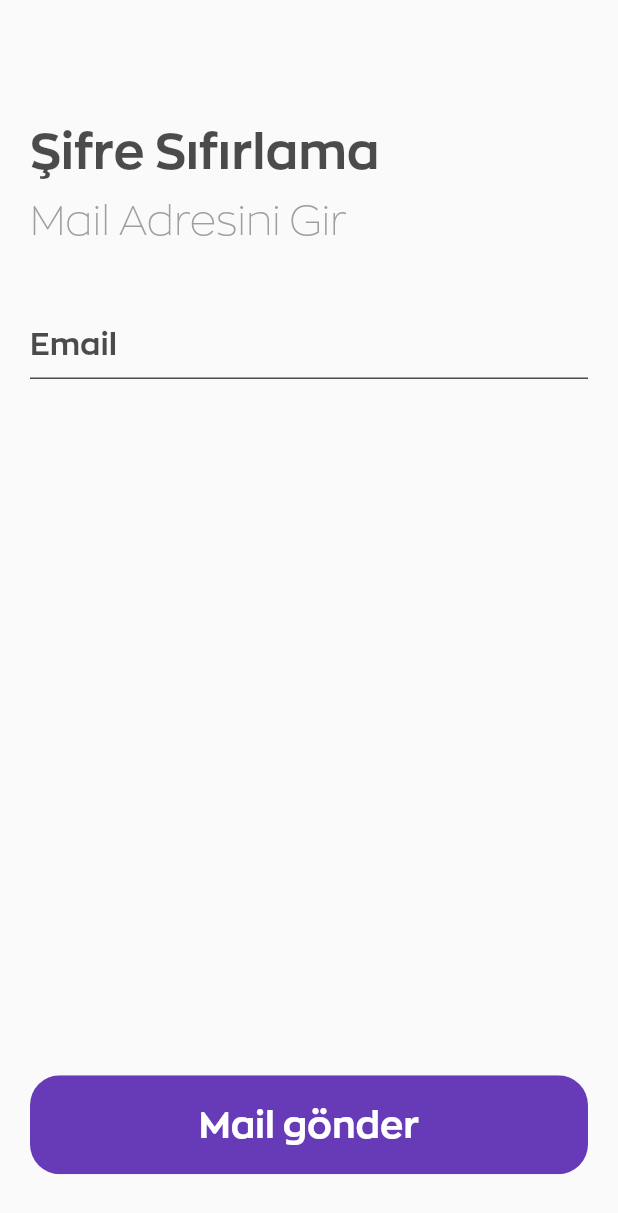
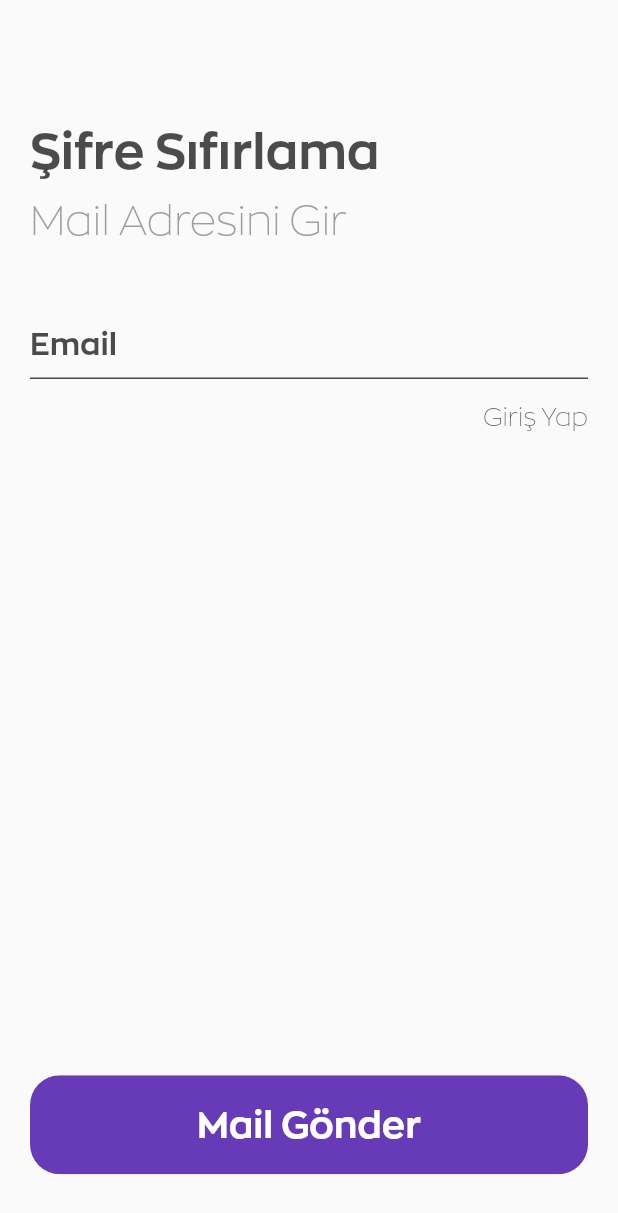
Before and after one commit to Sonderman/EventizerFlutterApp, a Flutter app: the screen it shows after launch, after a tap on "Şifremi Unuttum", on a phone screen of 412 x 824 dp. Shown: the top 1213 px of the screen. Run offline on Flutter 3.47's test engine with Material 2 defaults, Android fonts, the phone set to English and light mode, and no system bars; our stand-ins replace cloud_firestore, extended_image, fancy_bottom_navigation, firebase_auth, firebase_storage, flutter_spinkit and 6 more; missing offline and left inert: dash_chat, flutter_search_panel, image_editor; accounts and stored records are empty.

Commit message:
"CreateEventPage" seçilen tarih, butona yazıldı. "LoginPage" şifremi unuttum'dan sonra giriş yap butonu eklendi. "ProfilePage" rakamlar yukarı alındı.

```diff
--- a/lib/Navigation/LoginPage.dart
+++ b/lib/Navigation/LoginPage.dart
@@ -21,7 +21,8 @@ class _LoginPageState extends State<LoginPage> {
   String errorText;
   bool _loading = false;
   bool visiblePassword = true;
-  String sendPasswordMail = "Giriş";
+  bool showLogin = false;
+  String sendPasswordMailText = "Giriş";
 
   double heightSize(double value) {
     value /= 100;
@@ -111,6 +112,32 @@ class _LoginPageState extends State<LoginPage> {
             color: MyColors().loginGreyColor,
           ),
         ),
+        Visibility(
+          visible: showLogin,
+          child: Column(
+            children: <Widget>[
+              SizedBox(
+                height: heightSize(2),
+              ),
+              Align(
+                alignment: Alignment.centerRight,
+                child: GestureDetector(
+                  onTap: () {
+                    rememberPass();
+                  },
+                  child: Text(
+                    "Giriş Yap",
+                    style: TextStyle(
+                      fontFamily: "ZonaLight",
+                      fontSize: heightSize(2),
+                      color: MyColors().loginGreyColor,
+                    ),
+                  ),
+                ),
+              ),
+            ],
+          ),
+        ),
         SizedBox(
           height: heightSize(5),
         ),
@@ -152,12 +179,10 @@ class _LoginPageState extends State<LoginPage> {
                         ),
                         alignLabelWithHint: true,
                         enabledBorder: UnderlineInputBorder(
-                          borderSide:
-                              BorderSide(color: MyColors().loginGreyColor),
+                          borderSide: BorderSide(color: MyColors().loginGreyColor),
                         ),
                         focusedBorder: UnderlineInputBorder(
-                          borderSide:
-                              BorderSide(color: MyColors().loginGreyColor),
+                          borderSide: BorderSide(color: MyColors().loginGreyColor),
                         ),
                       ),
                       style: TextStyle(
@@ -172,9 +197,7 @@ class _LoginPageState extends State<LoginPage> {
                       width: widthSize(12),
                       height: heightSize(6),
                       child: FlatButton(
-                        child: Icon(showPassword
-                            ? Icons.visibility
-                            : Icons.visibility_off),
+                        child: Icon(showPassword ? Icons.visibility : Icons.visibility_off),
                         splashColor: Colors.transparent,
                         highlightColor: Colors.transparent,
                         onPressed: () {
@@ -237,7 +260,7 @@ class _LoginPageState extends State<LoginPage> {
           alignment: Alignment.center,
 
           child: Text(
-            sendPasswordMail,
+            sendPasswordMailText,
             style: TextStyle(
               fontFamily: "Zona",
               fontSize: heightSize(3),
@@ -276,9 +299,7 @@ class _LoginPageState extends State<LoginPage> {
                   ),
                 ),
               ] +
-              (_loading
-                  ? [PageComponents().loadingOverlay(context, Colors.white)]
-                  : [])),
+              (_loading ? [PageComponents().loadingOverlay(context, Colors.white)] : [])),
     );
   }
 
@@ -288,20 +309,11 @@ class _LoginPageState extends State<LoginPage> {
     userId = await auth.signIn(email.text, password.text);
     if (userId == null) {
       setState(() => _loading = false);
-      Fluttertoast.showToast(
-          msg: "Şifre veya Eposta yanlış!",
-          toastLength: Toast.LENGTH_SHORT,
-          gravity: ToastGravity.BOTTOM,
-          timeInSecForIosWeb: 2,
-          backgroundColor: Colors.red,
-          textColor: Colors.white,
-          fontSize: 18.0);
+      Fluttertoast.showToast(msg: "Şifre veya Eposta yanlış!", toastLength: Toast.LENGTH_SHORT, gravity: ToastGravity.BOTTOM, timeInSecForIosWeb: 2, backgroundColor: Colors.red, textColor: Colors.white, fontSize: 18.0);
     } else {
-      if (await UserService(userId)
-          .updateSingleInfo("LastLoggedIn", "timeStamp")) {
+      if (await UserService(userId).updateSingleInfo("LastLoggedIn", "timeStamp")) {
         print('Signed in: $userId');
-        Navigator.pushReplacement(context,
-            MaterialPageRoute(builder: (BuildContext context) => AuthCheck()));
+        Navigator.pushReplacement(context, MaterialPageRoute(builder: (BuildContext context) => AuthCheck()));
       }
     }
   }
@@ -309,7 +321,8 @@ class _LoginPageState extends State<LoginPage> {
   void forgetPassword() {
     setState(() {
       visiblePassword = !visiblePassword;
-      sendPasswordMail = "Mail gönder";
+      sendPasswordMailText = "Mail Gönder";
+      showLogin = true;
     });
   }
 
@@ -319,4 +332,15 @@ class _LoginPageState extends State<LoginPage> {
     //auth.sendPasswordResetEmail(email.text);
     debugPrint("şifre sıfırlama maili gönderildi");
   }
+
+  void rememberPass() {
+    setState(() {
+      if(visiblePassword == false) {
+        sendPasswordMailText = "Giriş Yap";
+        visiblePassword = true;
+        showLogin = false;
+      }
+    });
+
+  }
 }
```
Also changed, not shown: lib/Navigation/CreateEventPage.dart (+24 -56 lines), lib/Navigation/ProfilePage.dart (+2 -8 lines), lib/Tools/BottomNavigation.dart (+6 -10 lines), 3 other files.
